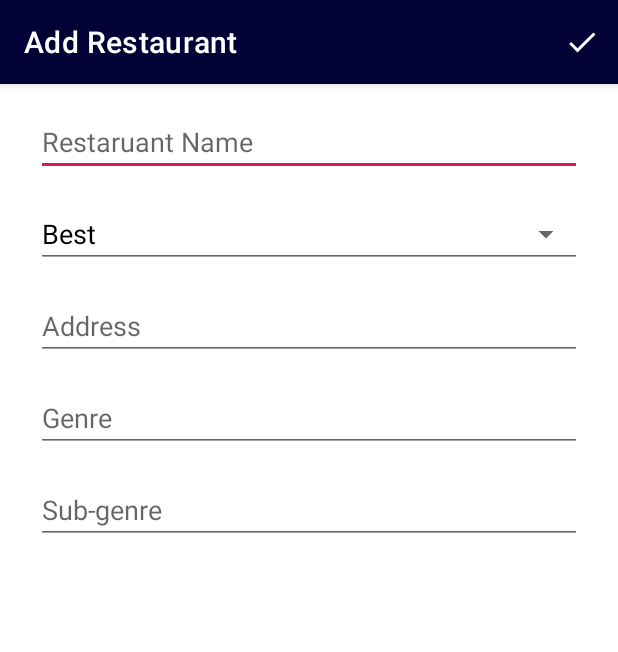
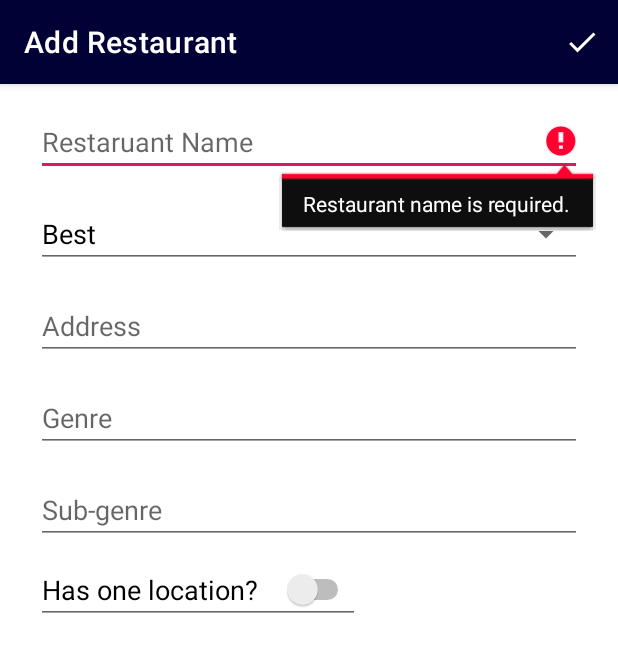
Before and after one commit to rolledback/RestaurantMap, an Android app: the AddRestaurantActivity screen opened directly, with no data from a screen before it, after a tap on "Done", on a phone screen of 412 x 824 dp. Shown: the top 652 px of the screen. Run offline under Robolectric (Android 15) with nearby library versions, the phone set to English and light mode, and no system bars.

Commit message:
Add single location option to new restaurant activity. Closes #11

```diff
--- a/RestaurantMapAndroid/app/src/main/java/com/rolledback/restaurantmap/Activities/AddRestaurantActivity.java
+++ b/RestaurantMapAndroid/app/src/main/java/com/rolledback/restaurantmap/Activities/AddRestaurantActivity.java
@@ -115,6 +115,8 @@ public class AddRestaurantActivity extends AppCompatActivity {
     }
 
     private void _tryToSaveRestaurant() {
+        boolean inputsValid = this._validateInputs();
+        if (inputsValid) {
             String searchTerm = "";
             searchTerm += this._restaurantName.getText().toString();
             searchTerm += " ";
@@ -132,7 +134,7 @@ public class AddRestaurantActivity extends AppCompatActivity {
                     restaurant.name = this._restaurantName.getText().toString();
                     restaurant.genre = this._genre.getText().toString();
                     restaurant.subGenre = this._subGenre.getText().toString();
-                restaurant.rating = (String)this._rating.getSelectedItem();
+                    restaurant.rating = (String) this._rating.getSelectedItem();
 
                     Location loc = new Location();
                     loc.address = result.getAddressLine(0);
@@ -142,9 +144,9 @@ public class AddRestaurantActivity extends AppCompatActivity {
                     restaurant.location = loc;
 
                     RestaurantMapApiClient client = new RestaurantMapApiClient(this);
-                client.addRestaurant(restaurant, new IClientResponseHandler() {
+                    client.addRestaurant(restaurant, new IClientResponseHandler<Void>() {
                         @Override
-                    public void onSuccess(Object response) {
+                        public void onSuccess(Void response) {
                             Log.i("a", "a");
                         }
 
@@ -159,3 +161,40 @@ public class AddRestaurantActivity extends AppCompatActivity {
             }
         }
     }
+
+    private boolean _validateInputs() {
+        String restaurantName = this._restaurantName.getText().toString();
+        if (restaurantName.isEmpty()) {
+            this._restaurantName.setError("Restaurant name is required.");
+            return false;
+        } else {
+            this._restaurantName.setError(null);
+        }
+
+        String address = this._address.getText().toString();
+        if (address.isEmpty()) {
+            this._address.setError("Address is required.");
+            return false;
+        } else {
+            this._address.setError(null);
+        }
+
+        String genre = this._genre.getText().toString();
+        if (genre.isEmpty()) {
+            this._genre.setError("Genre is required.");
+            return false;
+        } else {
+            this._genre.setError(null);
+        }
+
+        String subGenre = this._subGenre.getText().toString();
+        if (subGenre.isEmpty()) {
+            this._subGenre.setError("Sub-genre is required.");
+            return false;
+        } else {
+            this._subGenre.setError(null);
+        }
+
+        return true;
+    }
+}
--- a/RestaurantMapAndroid/app/src/main/res/layout/activity_add_restaurant.xml
+++ b/RestaurantMapAndroid/app/src/main/res/layout/activity_add_restaurant.xml
@@ -66,4 +66,17 @@
         app:layout_constraintEnd_toEndOf="parent"
         app:layout_constraintStart_toStartOf="parent"
         app:layout_constraintTop_toBottomOf="@+id/genre_input" />
+
+    <Switch
+        android:id="@+id/switch1"
+        android:layout_width="wrap_content"
+        android:layout_height="wrap_content"
+        android:layout_marginStart="24dp"
+        android:layout_marginTop="8dp"
+        android:text="Has one location?"
+        android:switchPadding="16dp"
+        android:textSize="18sp"
+        android:background="?attr/editTextBackground"
+        app:layout_constraintStart_toStartOf="parent"
+        app:layout_constraintTop_toBottomOf="@+id/sub-genre_input" />
 </androidx.constraintlayout.widget.ConstraintLayout>
```
Lines whose indentation alone changed are shown as unchanged.
